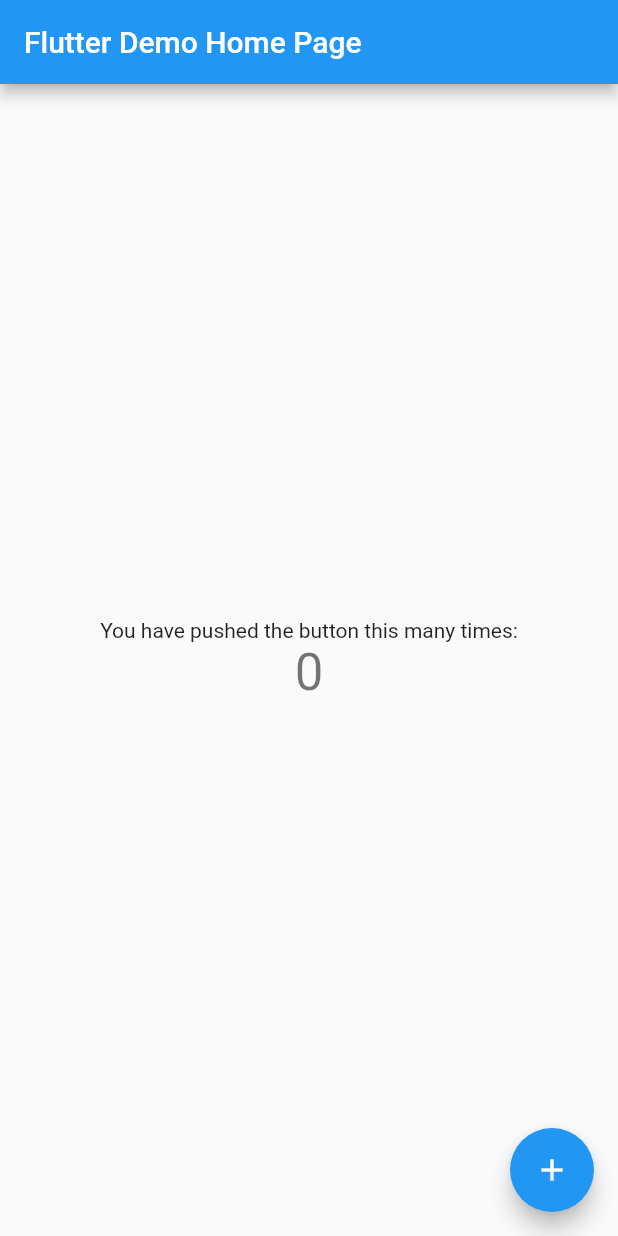
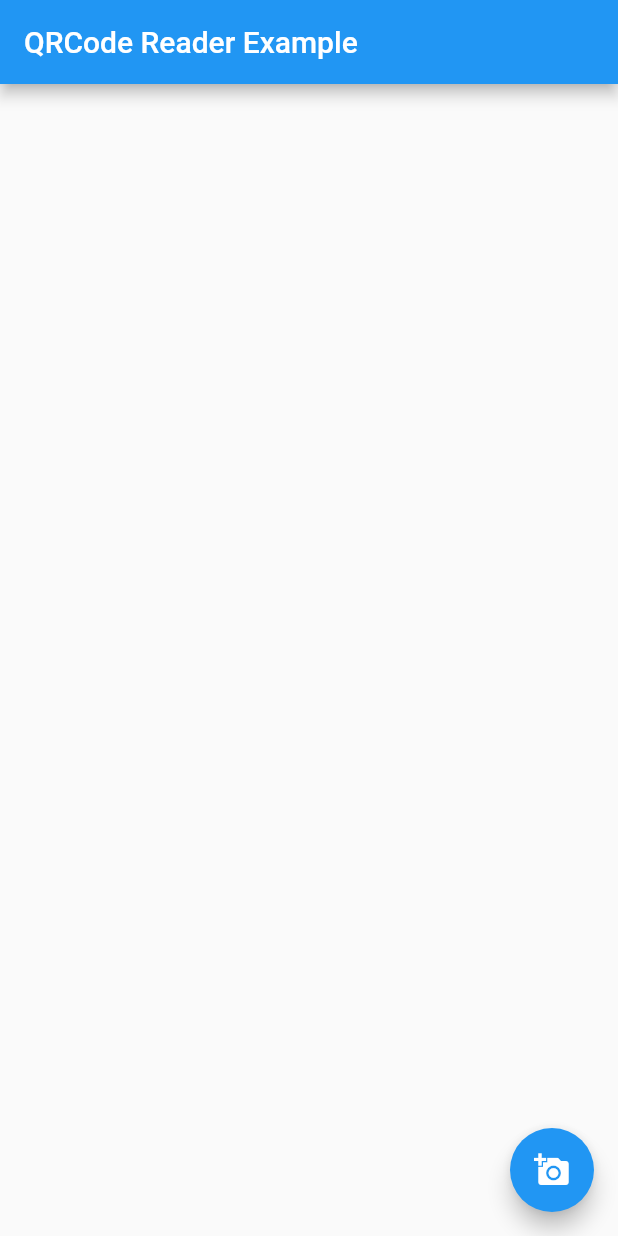
Before and after one commit to SongpolChalermpan/qrreader, a Flutter app: the screen it shows after launch, on a phone screen of 412 x 824 dp. Run offline on Flutter 3.47's test engine with Material 2 defaults, Android fonts, the phone set to English and light mode, and no system bars; missing offline and left inert: qrcode_reader.

```diff
--- a/lib/main.dart
+++ b/lib/main.dart
@@ -1,26 +1,90 @@
+// import 'dart:async';
+// import 'package:flutter/material.dart';
+// import 'package:qrcode_reader/qrcode_reader.dart';
+
+// void main() => runApp(MyApp());
+
+// class MyApp extends StatelessWidget {
+//   // This widget is the root of your application.
+//   @override
+//   Widget build(BuildContext context) {
+//     return MaterialApp(
+//       title: 'Flutter QRCode Reader',
+//       theme: ThemeData(
+//         primarySwatch: Colors.blue,
+//       ),
+//       home: MyHomePage(title: 'Flutter QRCode Reader'),
+//     );
+//   }
+// }
+
+// class MyHomePage extends StatefulWidget {
+//   MyHomePage({Key key, this.title}) : super(key: key);
+//   final String title;
+
+//   @override
+//   _MyHomePageState createState() => _MyHomePageState();
+// }
+
+// class _MyHomePageState extends State<MyHomePage> {
+//   Future<String> _qrvalue;
+
+//   void _qrReader() {
+//     setState(() {
+//       _qrvalue = new QRCodeReader()
+//                .setAutoFocusIntervalInMs(200) // default 5000
+//                .setForceAutoFocus(true) // default false
+//                .setTorchEnabled(true) // default false
+//                .setHandlePermissions(true) // default true
+//                .setExecuteAfterPermissionGranted(true) // default true
+//                .scan();
+//     });
+//   }
+
+//   @override
+//   Widget build(BuildContext context) {
+//     return Scaffold(
+//       appBar: AppBar(
+//         title: Text(widget.title),
+//       ),
+//       body: Center(
+//         child: Column(
+//           mainAxisAlignment: MainAxisAlignment.center,
+//           children: <Widget>[
+//             Text(
+//               'QR Code Value: ',
+//             ),
+//             Text(
+//               '$_qrvalue',
+//               style: Theme.of(context).textTheme.display1,
+//             ),
+//           ],
+//         ),
+//       ),
+//       floatingActionButton: FloatingActionButton(
+//         onPressed: _qrReader,
+//         tooltip: 'QR Reader',
+//         child: Icon(Icons.camera_alt),
+//       ), // This trailing comma makes auto-formatting nicer for build methods.
+//     );
+//   }
+// }
+
+import 'dart:async';
+
 import 'package:flutter/material.dart';
+import 'package:qrcode_reader/qrcode_reader.dart';
 
-void main() => runApp(MyApp());
+void main() {
+  runApp(new MyApp());
+}
 
 class MyApp extends StatelessWidget {
-  // This widget is the root of your application.
   @override
   Widget build(BuildContext context) {
-    return MaterialApp(
-      title: 'Flutter Demo',
-      theme: ThemeData(
-        // This is the theme of your application.
-        //
-        // Try running your application with "flutter run". You'll see the
-        // application has a blue toolbar. Then, without quitting the app, try
-        // changing the primarySwatch below to Colors.green and then invoke
-        // "hot reload" (press "r" in the console where you ran "flutter run",
-        // or simply save your changes to "hot reload" in a Flutter IDE).
-        // Notice that the counter didn't reset back to zero; the application
-        // is not restarted.
-        primarySwatch: Colors.blue,
-      ),
-      home: MyHomePage(title: 'Flutter Demo Home Page'),
+    return new MaterialApp(
+      title: 'QRCode Reader Demo',
+      home: new MyHomePage(),
     );
   }
 }
@@ -28,84 +92,45 @@ class MyApp extends StatelessWidget {
 class MyHomePage extends StatefulWidget {
   MyHomePage({Key key, this.title}) : super(key: key);
 
-  // This widget is the home page of your application. It is stateful, meaning
-  // that it has a State object (defined below) that contains fields that affect
-  // how it looks.
-
-  // This class is the configuration for the state. It holds the values (in this
-  // case the title) provided by the parent (in this case the App widget) and
-  // used by the build method of the State. Fields in a Widget subclass are
-  // always marked "final".
-
   final String title;
 
+  final Map<String, dynamic> pluginParameters = {
+  };
+
   @override
-  _MyHomePageState createState() => _MyHomePageState();
+  _MyHomePageState createState() => new _MyHomePageState();
 }
 
 class _MyHomePageState extends State<MyHomePage> {
-  int _counter = 0;
-
-  void _incrementCounter() {
-    setState(() {
-      // This call to setState tells the Flutter framework that something has
-      // changed in this State, which causes it to rerun the build method below
-      // so that the display can reflect the updated values. If we changed
-      // _counter without calling setState(), then the build method would not be
-      // called again, and so nothing would appear to happen.
-      _counter++;
-    });
-  }
+  Future<String> _barcodeString;
 
   @override
   Widget build(BuildContext context) {
-    // This method is rerun every time setState is called, for instance as done
-    // by the _incrementCounter method above.
-    //
-    // The Flutter framework has been optimized to make rerunning build methods
-    // fast, so that you can just rebuild anything that needs updating rather
-    // than having to individually change instances of widgets.
-    return Scaffold(
-      appBar: AppBar(
-        // Here we take the value from the MyHomePage object that was created by
-        // the App.build method, and use it to set our appbar title.
-        title: Text(widget.title),
+    return new Scaffold(
+      appBar: new AppBar(
+        title: const Text('QRCode Reader Example'),
       ),
-      body: Center(
-        // Center is a layout widget. It takes a single child and positions it
-        // in the middle of the parent.
-        child: Column(
-          // Column is also layout widget. It takes a list of children and
-          // arranges them vertically. By default, it sizes itself to fit its
-          // children horizontally, and tries to be as tall as its parent.
-          //
-          // Invoke "debug painting" (press "p" in the console, choose the
-          // "Toggle Debug Paint" action from the Flutter Inspector in Android
-          // Studio, or the "Toggle Debug Paint" command in Visual Studio Code)
-          // to see the wireframe for each widget.
-          //
-          // Column has various properties to control how it sizes itself and
-          // how it positions its children. Here we use mainAxisAlignment to
-          // center the children vertically; the main axis here is the vertical
-          // axis because Columns are vertical (the cross axis would be
-          // horizontal).
-          mainAxisAlignment: MainAxisAlignment.center,
-          children: <Widget>[
-            Text(
-              'You have pushed the button this many times:',
-            ),
-            Text(
-              '$_counter',
-              style: Theme.of(context).textTheme.display1,
-            ),
-          ],
-        ),
+      body: new Center(
+          child: new FutureBuilder<String>(
+              future: _barcodeString,
+              builder: (BuildContext context, AsyncSnapshot<String> snapshot) {
+                return new Text(snapshot.data != null ? snapshot.data : '');
+              })),
+      floatingActionButton: new FloatingActionButton(
+        onPressed: () {
+          setState(() {
+            _barcodeString = new QRCodeReader()
+                .setAutoFocusIntervalInMs(200)
+                .setForceAutoFocus(true)
+                .setTorchEnabled(true)
+                .setHandlePermissions(true)
+                .setExecuteAfterPermissionGranted(true)
+                .scan();
+          });
+        },
+        tooltip: 'Reader the QRCode',
+        child: new Icon(Icons.add_a_photo),
       ),
-      floatingActionButton: FloatingActionButton(
-        onPressed: _incrementCounter,
-        tooltip: 'Increment',
-        child: Icon(Icons.add),
-      ), // This trailing comma makes auto-formatting nicer for build methods.
     );
   }
 }
--- a/pubspec.yaml
+++ b/pubspec.yaml
@@ -23,6 +23,7 @@ dependencies:
   # The following adds the Cupertino Icons font to your application.
   # Use with the CupertinoIcons class for iOS style icons.
   cupertino_icons: ^0.1.2
+  qrcode_reader: ^0.4.4
 
 dev_dependencies:
   flutter_test:
```
Also changed, not shown: pubspec.lock, 8 other files.
